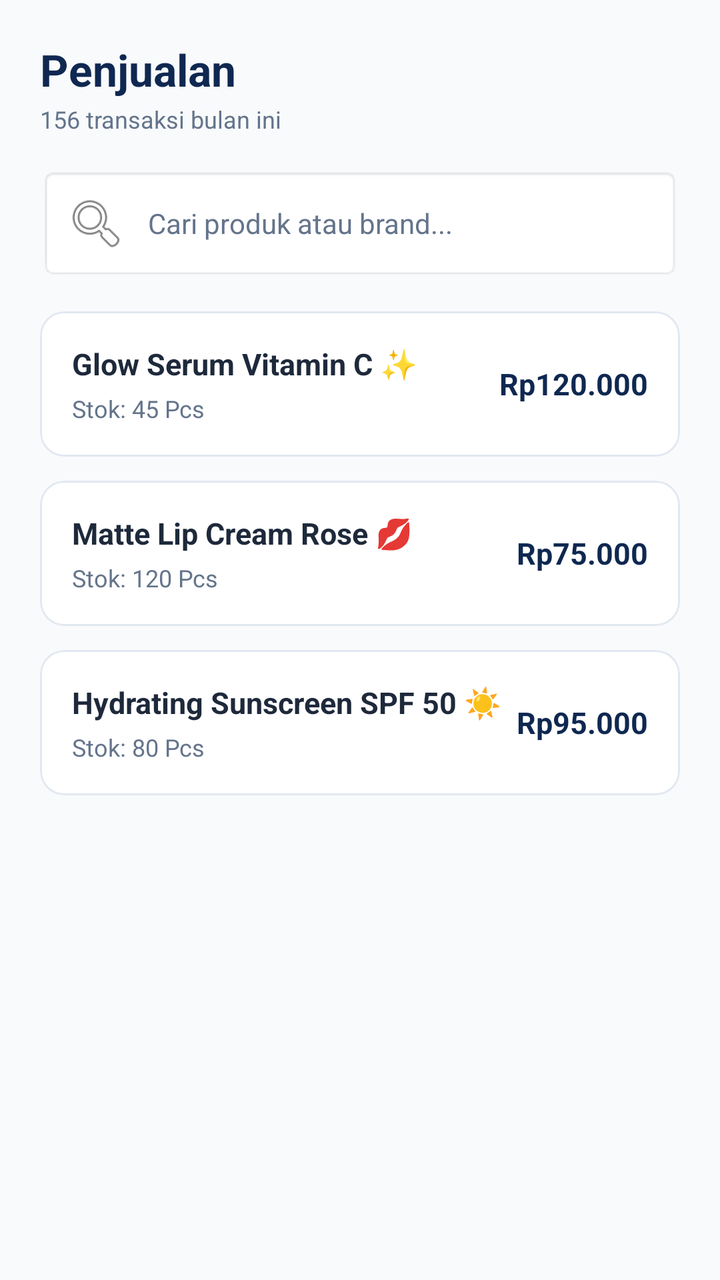
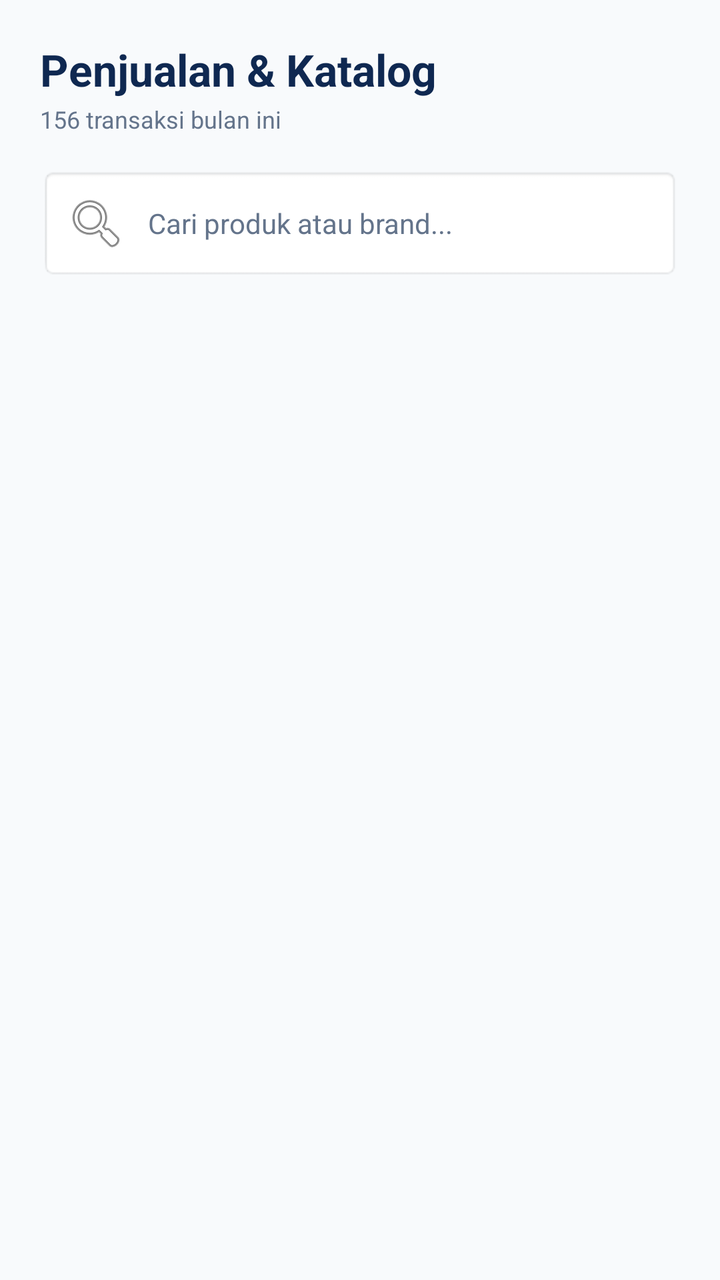

Two renders of the same Android screen: before a commit and after it. Below are the layout's source before the change and the commit's diff.
<!-- AndroidManifest.xml: application theme Theme.NALOreo -->
<!-- res/layout/fragment_product.xml -->
<?xml version="1.0" encoding="utf-8"?>
<ScrollView xmlns:android="http://schemas.android.com/apk/res/android"
    xmlns:app="http://schemas.android.com/apk/res-auto"
    android:layout_width="match_parent"
    android:layout_height="match_parent"
    android:background="#F8FAFC"
    android:fillViewport="true">

    <LinearLayout
        android:layout_width="match_parent"
        android:layout_height="wrap_content"
        android:orientation="vertical"
        android:padding="20dp">

        <TextView
            android:layout_width="wrap_content"
            android:layout_height="wrap_content"
            android:text="Penjualan"
            android:textColor="#0F2851"
            android:textSize="22sp"
            android:textStyle="bold" />

        <TextView
            android:layout_width="wrap_content"
            android:layout_height="wrap_content"
            android:layout_marginTop="2dp"
            android:text="156 transaksi bulan ini"
            android:textColor="#64748B"
            android:textSize="12sp" />

        
        <EditText
            android:id="@+id/etSearchProduct"
            android:layout_width="match_parent"
            android:layout_height="wrap_content"
            android:layout_marginTop="16dp"
            android:background="@android:drawable/editbox_background"
            android:drawableStart="@android:drawable/ic_menu_search"
            android:drawablePadding="10dp"
            android:hint="Cari produk atau brand..."
            android:padding="12dp"
            android:textColor="#1E293B"
            android:textColorHint="#64748B"
            android:textSize="14sp" />

        
        <com.google.android.material.card.MaterialCardView
            android:id="@+id/cardProduct1"
            android:layout_width="match_parent"
            android:layout_height="wrap_content"
            android:layout_marginTop="16dp"
            app:cardBackgroundColor="#FFFFFF"
            app:cardCornerRadius="12dp"
            app:cardElevation="0dp"
            app:strokeColor="#E2E8F0"
            app:strokeWidth="1dp">

            <RelativeLayout
                android:layout_width="match_parent"
                android:layout_height="wrap_content"
                android:padding="16dp">

                <LinearLayout
                    android:layout_width="wrap_content"
                    android:layout_height="wrap_content"
                    android:orientation="vertical">

                    <TextView
                        android:layout_width="wrap_content"
                        android:layout_height="wrap_content"
                        android:text="Glow Serum Vitamin C ✨"
                        android:textColor="#1E293B"
                        android:textSize="15sp"
                        android:textStyle="bold" />

                    <TextView
                        android:layout_width="wrap_content"
                        android:layout_height="wrap_content"
                        android:layout_marginTop="4dp"
                        android:text="Stok: 45 Pcs"
                        android:textColor="#64748B"
                        android:textSize="12sp" />
                </LinearLayout>

                <TextView
                    android:layout_width="wrap_content"
                    android:layout_height="wrap_content"
                    android:layout_alignParentEnd="true"
                    android:layout_centerVertical="true"
                    android:text="Rp120.000"
                    android:textColor="#0F2851"
                    android:textSize="15sp"
                    android:textStyle="bold" />
            </RelativeLayout>
        </com.google.android.material.card.MaterialCardView>

        
        <com.google.android.material.card.MaterialCardView
            android:id="@+id/cardProduct2"
            android:layout_width="match_parent"
            android:layout_height="wrap_content"
            android:layout_marginTop="12dp"
            app:cardBackgroundColor="#FFFFFF"
            app:cardCornerRadius="12dp"
            app:cardElevation="0dp"
            app:strokeColor="#E2E8F0"
            app:strokeWidth="1dp">

            <RelativeLayout
                android:layout_width="match_parent"
                android:layout_height="wrap_content"
                android:padding="16dp">

                <LinearLayout
                    android:layout_width="wrap_content"
                    android:layout_height="wrap_content"
                    android:orientation="vertical">

                    <TextView
                        android:layout_width="wrap_content"
                        android:layout_height="wrap_content"
                        android:text="Matte Lip Cream Rose 💋"
                        android:textColor="#1E293B"
                        android:textSize="15sp"
                        android:textStyle="bold" />

                    <TextView
                        android:layout_width="wrap_content"
                        android:layout_height="wrap_content"
                        android:layout_marginTop="4dp"
                        android:text="Stok: 120 Pcs"
                        android:textColor="#64748B"
                        android:textSize="12sp" />
                </LinearLayout>

                <TextView
                    android:layout_width="wrap_content"
                    android:layout_height="wrap_content"
                    android:layout_alignParentEnd="true"
                    android:layout_centerVertical="true"
                    android:text="Rp75.000"
                    android:textColor="#0F2851"
                    android:textSize="15sp"
                    android:textStyle="bold" />
            </RelativeLayout>
        </com.google.android.material.card.MaterialCardView>

        
        <com.google.android.material.card.MaterialCardView
            android:id="@+id/cardProduct3"
            android:layout_width="match_parent"
            android:layout_height="wrap_content"
            android:layout_marginTop="12dp"
            app:cardBackgroundColor="#FFFFFF"
            app:cardCornerRadius="12dp"
            app:cardElevation="0dp"
            app:strokeColor="#E2E8F0"
            app:strokeWidth="1dp">

            <RelativeLayout
                android:layout_width="match_parent"
                android:layout_height="wrap_content"
                android:padding="16dp">

                <LinearLayout
                    android:layout_width="wrap_content"
                    android:layout_height="wrap_content"
                    android:orientation="vertical">

                    <TextView
                        android:layout_width="wrap_content"
                        android:layout_height="wrap_content"
                        android:text="Hydrating Sunscreen SPF 50 ☀️"
                        android:textColor="#1E293B"
                        android:textSize="15sp"
                        android:textStyle="bold" />

                    <TextView
                        android:layout_width="wrap_content"
                        android:layout_height="wrap_content"
                        android:layout_marginTop="4dp"
                        android:text="Stok: 80 Pcs"
                        android:textColor="#64748B"
                        android:textSize="12sp" />
                </LinearLayout>

                <TextView
                    android:layout_width="wrap_content"
                    android:layout_height="wrap_content"
                    android:layout_alignParentEnd="true"
                    android:layout_centerVertical="true"
                    android:text="Rp95.000"
                    android:textColor="#0F2851"
                    android:textSize="15sp"
                    android:textStyle="bold" />
            </RelativeLayout>
        </com.google.android.material.card.MaterialCardView>

    </LinearLayout>
</ScrollView>
<!-- resources referenced by this layout -->
<resources>
  <style name="Theme.NALOreo" parent="Theme.MaterialComponents.DayNight.NoActionBar">
          
          <item name="colorPrimary">#0F2851</item>
          <item name="colorPrimaryVariant">#0F2851</item>
          <item name="colorOnPrimary">#FFFFFF</item>
          <item name="colorSecondary">#00A896</item>
          <item name="colorSecondaryVariant">#00A896</item>
          <item name="colorOnSecondary">#FFFFFF</item>
  
          
          <item name="android:statusBarColor">#0F2851</item>
          <item name="android:windowLightStatusBar">false</item>
          <item name="android:windowBackground">#F8FAFC</item>
      </style>
</resources>

<!-- the commit's change to res/layout/fragment_product.xml (unified diff, before → after) -->
@@ -1,200 +1,45 @@
 <?xml version="1.0" encoding="utf-8"?>
-<ScrollView xmlns:android="http://schemas.android.com/apk/res/android"
-    xmlns:app="http://schemas.android.com/apk/res-auto"
+<LinearLayout xmlns:android="http://schemas.android.com/apk/res/android"
     android:layout_width="match_parent"
     android:layout_height="match_parent"
     android:background="#F8FAFC"
-    android:fillViewport="true">
+    android:orientation="vertical"
+    android:padding="20dp">
 
-    <LinearLayout
+    <TextView
+        android:layout_width="wrap_content"
+        android:layout_height="wrap_content"
+        android:text="Penjualan &amp; Katalog"
+        android:textColor="#0F2851"
+        android:textSize="22sp"
+        android:textStyle="bold" />
+
+    <TextView
+        android:layout_width="wrap_content"
+        android:layout_height="wrap_content"
+        android:layout_marginTop="2dp"
+        android:text="156 transaksi bulan ini"
+        android:textColor="#64748B"
+        android:textSize="12sp" />
+
+    <EditText
+        android:id="@+id/etSearchProduct"
         android:layout_width="match_parent"
         android:layout_height="wrap_content"
-        android:orientation="vertical"
-        android:padding="20dp">
+        android:layout_marginTop="16dp"
+        android:background="@android:drawable/editbox_background"
+        android:drawableStart="@android:drawable/ic_menu_search"
+        android:drawablePadding="10dp"
+        android:hint="Cari produk atau brand..."
+        android:padding="12dp"
+        android:textColor="#1E293B"
+        android:textColorHint="#64748B"
+        android:textSize="14sp" />
 
-        <TextView
-            android:layout_width="wrap_content"
-            android:layout_height="wrap_content"
-            android:text="Penjualan"
-            android:textColor="#0F2851"
-            android:textSize="22sp"
-            android:textStyle="bold" />
+    <androidx.recyclerview.widget.RecyclerView
+        android:id="@+id/rvProducts"
+        android:layout_width="match_parent"
+        android:layout_height="match_parent"
+        android:layout_marginTop="16dp" />
 
-        <TextView
-            android:layout_width="wrap_content"
-            android:layout_height="wrap_content"
-            android:layout_marginTop="2dp"
-            android:text="156 transaksi bulan ini"
-            android:textColor="#64748B"
-            android:textSize="12sp" />
-
-        
-        <EditText
-            android:id="@+id/etSearchProduct"
-            android:layout_width="match_parent"
-            android:layout_height="wrap_content"
-            android:layout_marginTop="16dp"
-            android:background="@android:drawable/editbox_background"
-            android:drawableStart="@android:drawable/ic_menu_search"
-            android:drawablePadding="10dp"
-            android:hint="Cari produk atau brand..."
-            android:padding="12dp"
-            android:textColor="#1E293B"
-            android:textColorHint="#64748B"
-            android:textSize="14sp" />
-
-        
-        <com.google.android.material.card.MaterialCardView
-            android:id="@+id/cardProduct1"
-            android:layout_width="match_parent"
-            android:layout_height="wrap_content"
-            android:layout_marginTop="16dp"
-            app:cardBackgroundColor="#FFFFFF"
-            app:cardCornerRadius="12dp"
-            app:cardElevation="0dp"
-            app:strokeColor="#E2E8F0"
-            app:strokeWidth="1dp">
-
-            <RelativeLayout
-                android:layout_width="match_parent"
-                android:layout_height="wrap_content"
-                android:padding="16dp">
-
-                <LinearLayout
-                    android:layout_width="wrap_content"
-                    android:layout_height="wrap_content"
-                    android:orientation="vertical">
-
-                    <TextView
-                        android:layout_width="wrap_content"
-                        android:layout_height="wrap_content"
-                        android:text="Glow Serum Vitamin C ✨"
-                        android:textColor="#1E293B"
-                        android:textSize="15sp"
-                        android:textStyle="bold" />
-
-                    <TextView
-                        android:layout_width="wrap_content"
-                        android:layout_height="wrap_content"
-                        android:layout_marginTop="4dp"
-                        android:text="Stok: 45 Pcs"
-                        android:textColor="#64748B"
-                        android:textSize="12sp" />
-                </LinearLayout>
-
-                <TextView
-                    android:layout_width="wrap_content"
-                    android:layout_height="wrap_content"
-                    android:layout_alignParentEnd="true"
-                    android:layout_centerVertical="true"
-                    android:text="Rp120.000"
-                    android:textColor="#0F2851"
-                    android:textSize="15sp"
-                    android:textStyle="bold" />
-            </RelativeLayout>
-        </com.google.android.material.card.MaterialCardView>
-
-        
-        <com.google.android.material.card.MaterialCardView
-            android:id="@+id/cardProduct2"
-            android:layout_width="match_parent"
-            android:layout_height="wrap_content"
-            android:layout_marginTop="12dp"
-            app:cardBackgroundColor="#FFFFFF"
-            app:cardCornerRadius="12dp"
-            app:cardElevation="0dp"
-            app:strokeColor="#E2E8F0"
-            app:strokeWidth="1dp">
-
-            <RelativeLayout
-                android:layout_width="match_parent"
-                android:layout_height="wrap_content"
-                android:padding="16dp">
-
-                <LinearLayout
-                    android:layout_width="wrap_content"
-                    android:layout_height="wrap_content"
-                    android:orientation="vertical">
-
-                    <TextView
-                        android:layout_width="wrap_content"
-                        android:layout_height="wrap_content"
-                        android:text="Matte Lip Cream Rose 💋"
-                        android:textColor="#1E293B"
-                        android:textSize="15sp"
-                        android:textStyle="bold" />
-
-                    <TextView
-                        android:layout_width="wrap_content"
-                        android:layout_height="wrap_content"
-                        android:layout_marginTop="4dp"
-                        android:text="Stok: 120 Pcs"
-                        android:textColor="#64748B"
-                        android:textSize="12sp" />
-                </LinearLayout>
-
-                <TextView
-                    android:layout_width="wrap_content"
-                    android:layout_height="wrap_content"
-                    android:layout_alignParentEnd="true"
-                    android:layout_centerVertical="true"
-                    android:text="Rp75.000"
-                    android:textColor="#0F2851"
-                    android:textSize="15sp"
-                    android:textStyle="bold" />
-            </RelativeLayout>
-        </com.google.android.material.card.MaterialCardView>
-
-        
-        <com.google.android.material.card.MaterialCardView
-            android:id="@+id/cardProduct3"
-            android:layout_width="match_parent"
-            android:layout_height="wrap_content"
-            android:layout_marginTop="12dp"
-            app:cardBackgroundColor="#FFFFFF"
-            app:cardCornerRadius="12dp"
-            app:cardElevation="0dp"
-            app:strokeColor="#E2E8F0"
-            app:strokeWidth="1dp">
-
-            <RelativeLayout
-                android:layout_width="match_parent"
-                android:layout_height="wrap_content"
-                android:padding="16dp">
-
-                <LinearLayout
-                    android:layout_width="wrap_content"
-                    android:layout_height="wrap_content"
-                    android:orientation="vertical">
-
-                    <TextView
-                        android:layout_width="wrap_content"
-                        android:layout_height="wrap_content"
-                        android:text="Hydrating Sunscreen SPF 50 ☀️"
-                        android:textColor="#1E293B"
-                        android:textSize="15sp"
-                        android:textStyle="bold" />
-
-                    <TextView
-                        android:layout_width="wrap_content"
-                        android:layout_height="wrap_content"
-                        android:layout_marginTop="4dp"
-                        android:text="Stok: 80 Pcs"
-                        android:textColor="#64748B"
-                        android:textSize="12sp" />
-                </LinearLayout>
-
-                <TextView
-                    android:layout_width="wrap_content"
-                    android:layout_height="wrap_content"
-                    android:layout_alignParentEnd="true"
-                    android:layout_centerVertical="true"
-                    android:text="Rp95.000"
-                    android:textColor="#0F2851"
-                    android:textSize="15sp"
-                    android:textStyle="bold" />
-            </RelativeLayout>
-        </com.google.android.material.card.MaterialCardView>
-
-    </LinearLayout>
-</ScrollView>
+</LinearLayout>
